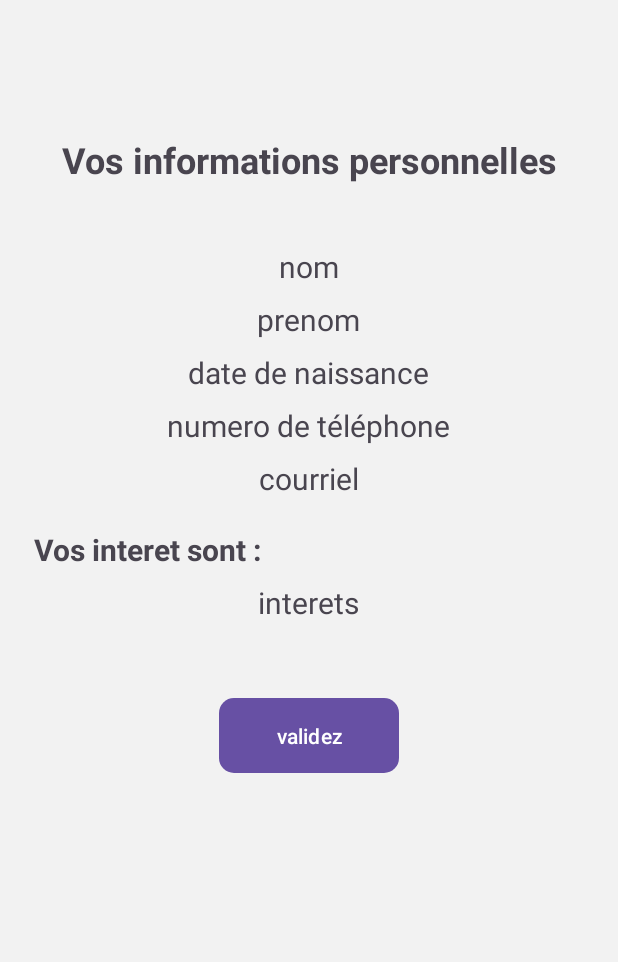
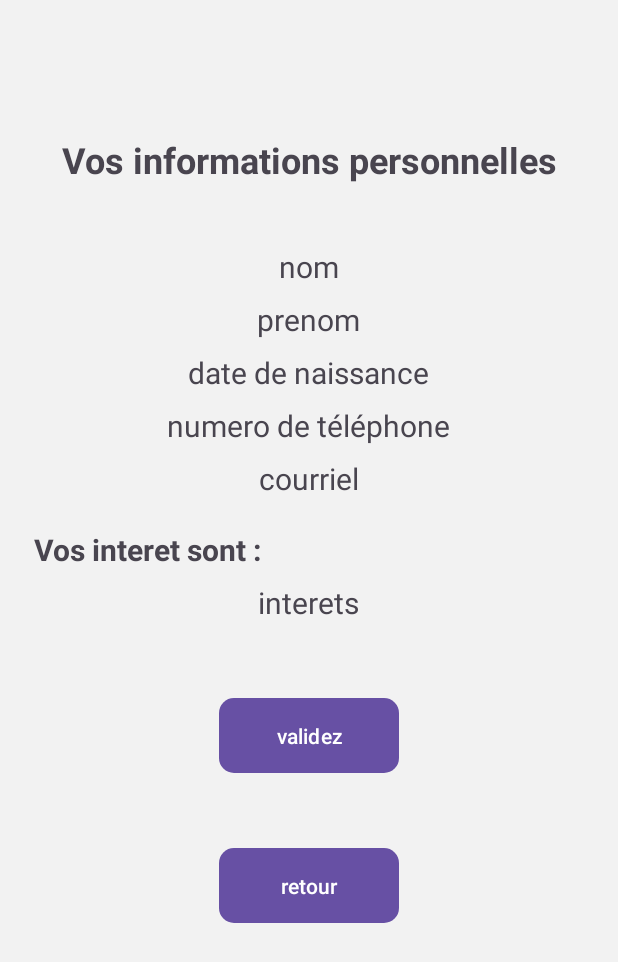
Before and after one commit to dimaland1/TP3-Mobile, an Android app: the AffichageFragment screen opened through its navigation route, after a tap on "validez", on a phone screen of 412 x 824 dp. Shown: the top 962 px of the screen. Run offline under Robolectric (Android 15) with nearby library versions, the phone set to English and light mode, and no system bars.

```diff
--- a/app/src/main/AndroidManifest.xml
+++ b/app/src/main/AndroidManifest.xml
@@ -3,6 +3,7 @@
     xmlns:tools="http://schemas.android.com/tools">
 
     <uses-permission android:name="android.permission.INTERNET" />
+    <uses-permission android:name="android.permission.WRITE_EXTERNAL_STORAGE" />
     <uses-permission android:name="android.permission.READ_EXTERNAL_STORAGE" />
 
     <application
@@ -15,8 +16,7 @@
         android:supportsRtl="true"
         android:theme="@style/Theme.TP3Mobile"
         tools:targetApi="31">
-
-        <service android:name=".DownloadService"></service>
+        <service android:name="ParseJsonService"></service>
 
         <activity
             android:name=".MainActivity"
--- a/app/src/main/java/com/example/tp3_mobile/AffichageFragment.kt
+++ b/app/src/main/java/com/example/tp3_mobile/AffichageFragment.kt
@@ -1,15 +1,25 @@
 package com.example.tp3_mobile
 
+import android.content.Context
+import android.os.Build
 import android.os.Bundle
+import android.os.Environment
 import androidx.fragment.app.Fragment
 import android.view.LayoutInflater
 import android.view.View
 import android.view.ViewGroup
 import android.widget.Toast
+import androidx.core.content.ContextCompat
 import androidx.fragment.app.activityViewModels
+import androidx.navigation.fragment.findNavController
 import com.example.tp3_mobile.databinding.FragmentAffichageBinding
 import com.google.gson.Gson
 import java.io.File
+import java.io.FileOutputStream
+import android.Manifest
+import android.app.Activity
+import android.content.Intent
+import android.content.pm.PackageManager
 
 // TODO: Rename parameter arguments, choose names that match
 // the fragment initialization parameters, e.g. ARG_ITEM_NUMBER
@@ -28,6 +38,11 @@ class AffichageFragment : Fragment() {
     private val binding get() = _binding!!
     private val viewModel: SaisieModel by activityViewModels()
     private var Data: SignupFormData? = null
+    private var jsonContent: String = ""
+
+    companion object {
+        private const val WRITE_EXTERNAL_STORAGE_REQUEST_CODE = 1
+    }
 
     override fun onCreateView(
         inflater: LayoutInflater, container: ViewGroup?,
@@ -36,6 +51,22 @@ class AffichageFragment : Fragment() {
         _binding = FragmentAffichageBinding.inflate(inflater, container, false)
         return binding.root
     }
+    private fun checkPermissionsAndSaveData() {
+        if (Build.VERSION.SDK_INT < Build.VERSION_CODES.Q && ContextCompat.checkSelfPermission(requireContext(), Manifest.permission.WRITE_EXTERNAL_STORAGE) != PackageManager.PERMISSION_GRANTED) {
+            requestPermissions(arrayOf(Manifest.permission.WRITE_EXTERNAL_STORAGE), WRITE_EXTERNAL_STORAGE_REQUEST_CODE)
+        } else {
+            saveData()
+        }
+    }
+
+    override fun onRequestPermissionsResult(requestCode: Int, permissions: Array<out String>, grantResults: IntArray) {
+        super.onRequestPermissionsResult(requestCode, permissions, grantResults)
+        if (requestCode == WRITE_EXTERNAL_STORAGE_REQUEST_CODE && grantResults.isNotEmpty() && grantResults[0] == PackageManager.PERMISSION_GRANTED) {
+            saveData()
+        } else {
+            Toast.makeText(context, "Permission refusée, impossible de sauvegarder les données.", Toast.LENGTH_SHORT).show()
+        }
+    }
 
     override fun onViewCreated(view: View, savedInstanceState: Bundle?) {
         super.onViewCreated(view, savedInstanceState)
@@ -43,10 +74,10 @@ class AffichageFragment : Fragment() {
         viewModel.signupFormData.observe(viewLifecycleOwner) { formData ->
 
             val interests = formData.interests
-            if(interests != null){
+            if (interests != null) {
                 val text = interests.joinToString(", ")
                 binding.interestsTextView.text = text
-            }else{
+            } else {
                 binding.interestsTextView.text = "Aucun"
             }
 
@@ -58,25 +89,43 @@ class AffichageFragment : Fragment() {
             Data = formData
         }
 
+        //bouton de retour à la page de saisie
+        binding.retourButton.setOnClickListener {
+            findNavController().navigate(R.id.action_affichageFragment_to_saisieFragment)
+        }
+
         binding.validateButton.setOnClickListener {
-            // Logique de validation ou navigation
-            saveData()
+            checkPermissionsAndSaveData()
         }
     }
 
-    private fun saveData(){
-        try {
-            val jsonFile = Gson().toJson(Data)
-            context?.let {
-                val file = File(it.filesDir, (Data?.name ?: "inconnue") + "_Data.json")
-                file.writeText(jsonFile)
+    private fun saveData() {
+        jsonContent = Gson().toJson(Data)
+        val fileName = "${Data?.name ?: "inconnue"}_Data.json"
+
+        val createFileIntent = Intent(Intent.ACTION_CREATE_DOCUMENT).apply {
+            addCategory(Intent.CATEGORY_OPENABLE)
+            type = "application/json"
+            putExtra(Intent.EXTRA_TITLE, fileName)
+        }
+
+        startActivityForResult(createFileIntent, WRITE_EXTERNAL_STORAGE_REQUEST_CODE)
+    }
+
+    override fun onActivityResult(requestCode: Int, resultCode: Int, data: Intent?) {
+        super.onActivityResult(requestCode, resultCode, data)
+
+        if (requestCode == WRITE_EXTERNAL_STORAGE_REQUEST_CODE && resultCode == Activity.RESULT_OK) {
+            data?.data?.let { uri ->
+                context?.let { context ->
+                    context.contentResolver.openOutputStream(uri)?.use { outputStream ->
+                        outputStream.write(jsonContent.toByteArray())
+                    }
+                }
             }
-
-            Toast.makeText(context, "Données sauvegardées", Toast.LENGTH_SHORT).show()
-        } catch (e: Exception) {
-            Toast.makeText(context, "Erreur lors de la sauvegarde", Toast.LENGTH_SHORT).show()
         }
     }
+
 
     override fun onDestroyView() {
         super.onDestroyView()
--- a/app/src/main/java/com/example/tp3_mobile/MainActivity.kt
+++ b/app/src/main/java/com/example/tp3_mobile/MainActivity.kt
@@ -11,10 +11,5 @@ class MainActivity : AppCompatActivity() {
         super.onCreate(savedInstanceState)
         enableEdgeToEdge()
         setContentView(R.layout.activity_main)
-
-
-
-
-
     }
 }
--- a/app/src/main/java/com/example/tp3_mobile/SaisieFragment.kt
+++ b/app/src/main/java/com/example/tp3_mobile/SaisieFragment.kt
@@ -1,8 +1,11 @@
 package com.example.tp3_mobile
 
+import ParseJsonService
 import android.app.Activity
+import android.content.BroadcastReceiver
 import android.content.Context
 import android.content.Intent
+import android.content.IntentFilter
 import android.net.Uri
 import android.os.Bundle
 import androidx.fragment.app.Fragment
@@ -36,6 +39,18 @@ class SaisieFragment : Fragment() {
     ): View {
         _binding = FragmentSaisieBinding.inflate(inflater, container, false)
         return binding.root
+    }
+
+    private fun updateUI(data: SignupFormData) {
+        binding.nameEditText.setText(data.name)
+        binding.firstNameEditText.setText(data.firstName)
+        binding.editTextDate.setText(data.birthDate)
+        binding.editTextPhone.setText(data.phoneNumber)
+        binding.editTextTextEmailAddress.setText(data.email)
+        binding.sportCheckBox.isChecked = data.interests.contains(binding.sportCheckBox.text.toString())
+        binding.musicCheckBox.isChecked = data.interests.contains(binding.musicCheckBox.text.toString())
+        binding.lectureCheckBox.isChecked = data.interests.contains(binding.lectureCheckBox.text.toString())
+        binding.syncSwitch.isChecked = data.sync
     }
 
 
@@ -90,6 +105,9 @@ class SaisieFragment : Fragment() {
             data?.data?.let { uri ->
                 context?.let { context ->
                     parseJsonFileFromUri(uri, context)
+
+                    //ParseJsonService.startActionParse(context, uri)
+
                 }
             }
         }
@@ -98,15 +116,8 @@ class SaisieFragment : Fragment() {
 
     override fun onResume() {
         super.onResume()
+        val filter = IntentFilter("com.example.tp3_mobile.ACTION_DATA_LOADED")
         if (!binding.syncSwitch.isChecked && !isDataLoaded) {
-            binding.nameEditText.text.clear()
-            binding.firstNameEditText.text.clear()
-            binding.editTextDate.text.clear()
-            binding.editTextPhone.text.clear()
-            binding.editTextTextEmailAddress.text.clear()
-            binding.sportCheckBox.isChecked = false
-            binding.musicCheckBox.isChecked = false
-            binding.lectureCheckBox.isChecked = false
         }else{
             isDataLoaded = false
         }
@@ -124,6 +135,10 @@ class SaisieFragment : Fragment() {
                 binding.editTextDate.setText(myDataType.birthDate)
                 binding.editTextPhone.setText(myDataType.phoneNumber)
                 binding.editTextTextEmailAddress.setText(myDataType.email)
+                binding.sportCheckBox.isChecked = myDataType.interests.contains(binding.sportCheckBox.text.toString())
+                binding.musicCheckBox.isChecked = myDataType.interests.contains(binding.musicCheckBox.text.toString())
+                binding.lectureCheckBox.isChecked = myDataType.interests.contains(binding.lectureCheckBox.text.toString())
+                binding.syncSwitch.isChecked = myDataType.sync
 
                 isDataLoaded = true
 
--- a/app/src/main/java/com/example/tp3_mobile/SaisieModel.kt
+++ b/app/src/main/java/com/example/tp3_mobile/SaisieModel.kt
@@ -2,6 +2,7 @@ package com.example.tp3_mobile
 import androidx.lifecycle.LiveData
 import androidx.lifecycle.MutableLiveData
 import androidx.lifecycle.ViewModel
+import java.io.Serializable
 
 class SaisieModel : ViewModel() {
     private val _signupFormData = MutableLiveData<SignupFormData>()
@@ -20,4 +21,4 @@ data class SignupFormData(
     val email: String,
     val interests: List<String>,
     val sync: Boolean
-)
+) : Serializable
--- a/app/src/main/res/layout/fragment_affichage.xml
+++ b/app/src/main/res/layout/fragment_affichage.xml
@@ -102,5 +102,14 @@
             android:background="@drawable/button_background"
             />
 
+        <Button
+            android:id="@+id/retourButton"
+            android:layout_width="120dp"
+            android:layout_height="50dp"
+            android:text="@string/retour"
+            android:layout_marginTop="50dp"
+            android:background="@drawable/button_background"
+            />
+
     </LinearLayout>
 </FrameLayout>
--- a/app/src/main/res/navigation/navigation.xml
+++ b/app/src/main/res/navigation/navigation.xml
@@ -18,5 +18,9 @@
         android:id="@+id/affichageFragment"
         android:name="com.example.tp3_mobile.AffichageFragment"
         android:label="fragment_affichage"
-        tools:layout="@layout/fragment_affichage" />
+        tools:layout="@layout/fragment_affichage" >
+        <action
+            android:id="@+id/action_affichageFragment_to_saisieFragment"
+            app:destination="@id/saisieFragment" />
+    </fragment>
 </navigation>
--- a/app/src/main/res/values/strings.xml
+++ b/app/src/main/res/values/strings.xml
@@ -15,4 +15,5 @@
     <string name="telecharger">telecharger</string>
     <string name="musique">musique</string>
     <string name="lecture">lecture</string>
+    <string name="retour">retour</string>
 </resources>
```
Also changed, not shown: app/src/main/java/com/example/tp3_mobile/DownloadService.kt (deleted, +0 -46 lines), app/src/main/java/com/example/tp3_mobile/ParseJsonService.kt (added, +61 -0 lines).
